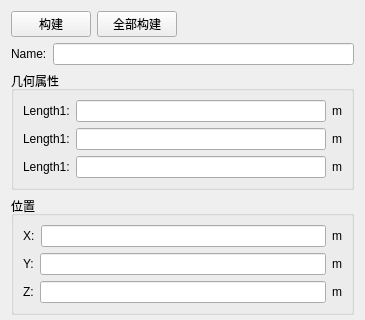
This is src/FCGUIWidget/FCGeometryProperty/FCCubeInfoWidget.ui in Kinvy66/FreeCAE as Qt 5 draws it before an edit; both pictures show x 0 to 365 and y 0 to 320 of the 365 by 654 pixel window. The edited form follows.
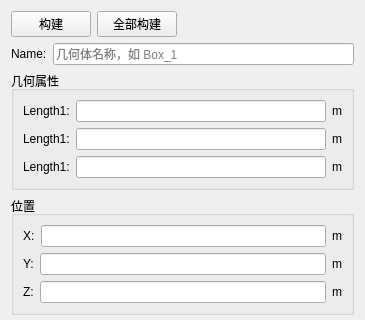
This is the edited form.

Commit message: 属性页面添加名称设置

The edit to the form file:
```diff
--- a/src/FCGUIWidget/FCGeometryProperty/FCCubeInfoWidget.ui
+++ b/src/FCGUIWidget/FCGeometryProperty/FCCubeInfoWidget.ui
@@ -55,7 +55,11 @@
       </widget>
      </item>
      <item>
-      <widget class="QLineEdit" name="lineEdit_length1_2"/>
+      <widget class="QLineEdit" name="lineEdit_name">
+       <property name="placeholderText">
+        <string>几何体名称，如 Box_1</string>
+       </property>
+      </widget>
      </item>
     </layout>
    </item>
```
The commit also changes 2 other files.
